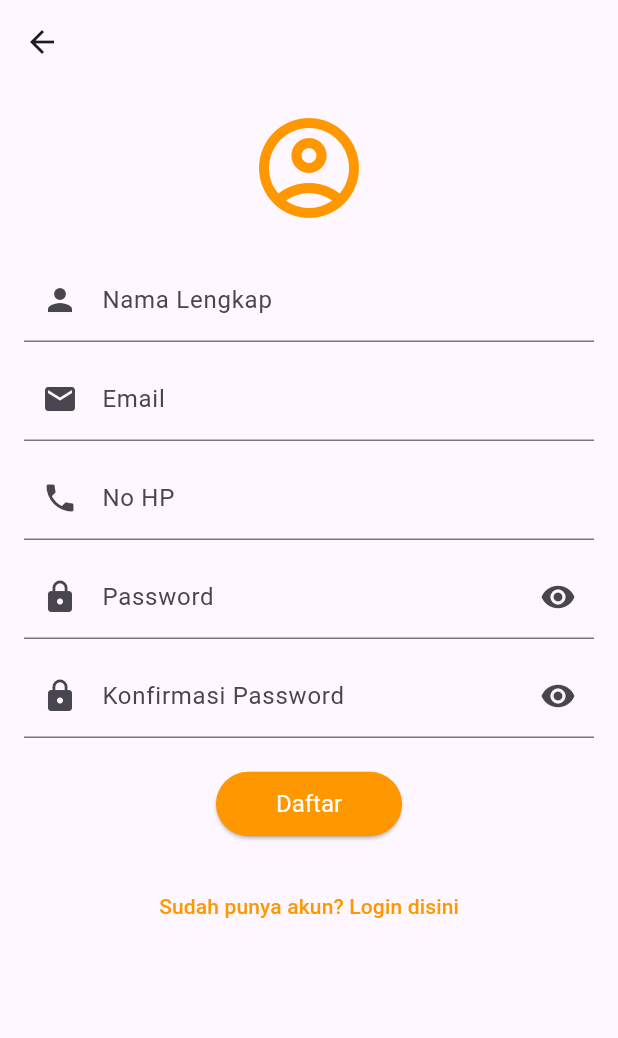
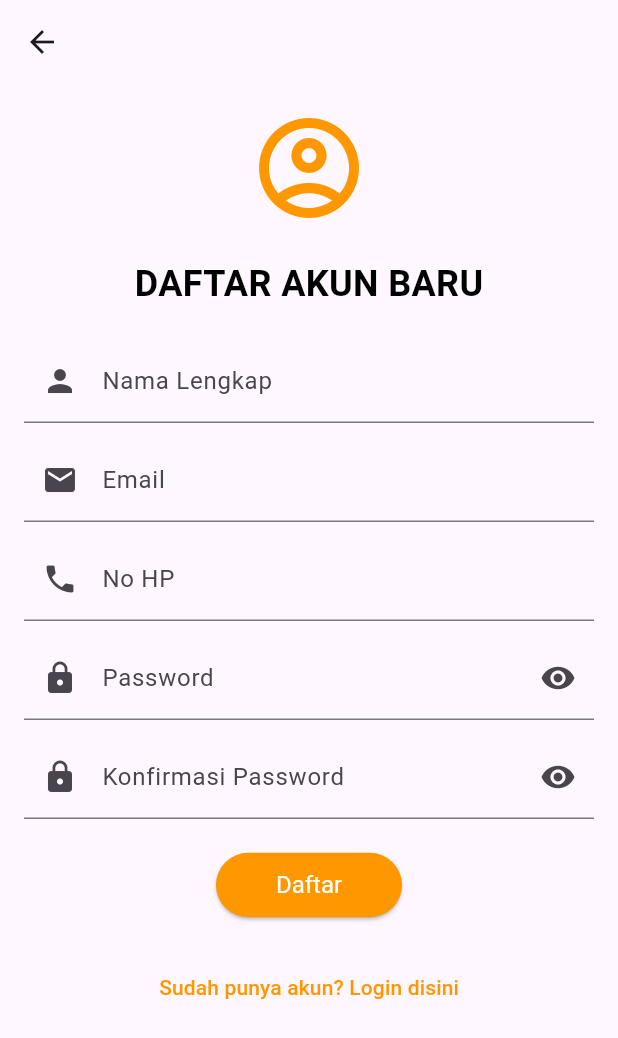
Before and after one commit to azzamaflah/20220140110_UCP1Flutter, a Flutter app: the RegisterPage screen opened directly, on a phone screen of 412 x 824 dp. Shown: the top 1038 px of the screen. Run offline on Flutter 3.47's test engine with Material 3 defaults, Android fonts, the phone set to English and light mode, and no system bars.

Commit message:
membuat text daftar akun baru di bawah logo

```diff
--- a/lib/RegisterPage.dart
+++ b/lib/RegisterPage.dart
@@ -63,6 +63,16 @@ class _RegisterPageState extends State<RegisterPage> {
                 Icons.account_circle_outlined,
                 size: 80.0,
                 color: Colors.orange,
+              ),
+              const SizedBox(height: 20),
+
+              Text(
+              'DAFTAR AKUN BARU',
+                style: TextStyle(
+                  fontSize: 24,
+                  fontWeight: FontWeight.bold,
+                  color: Colors.black,
+                ),
               ),
               const SizedBox(height: 20),
 
```
